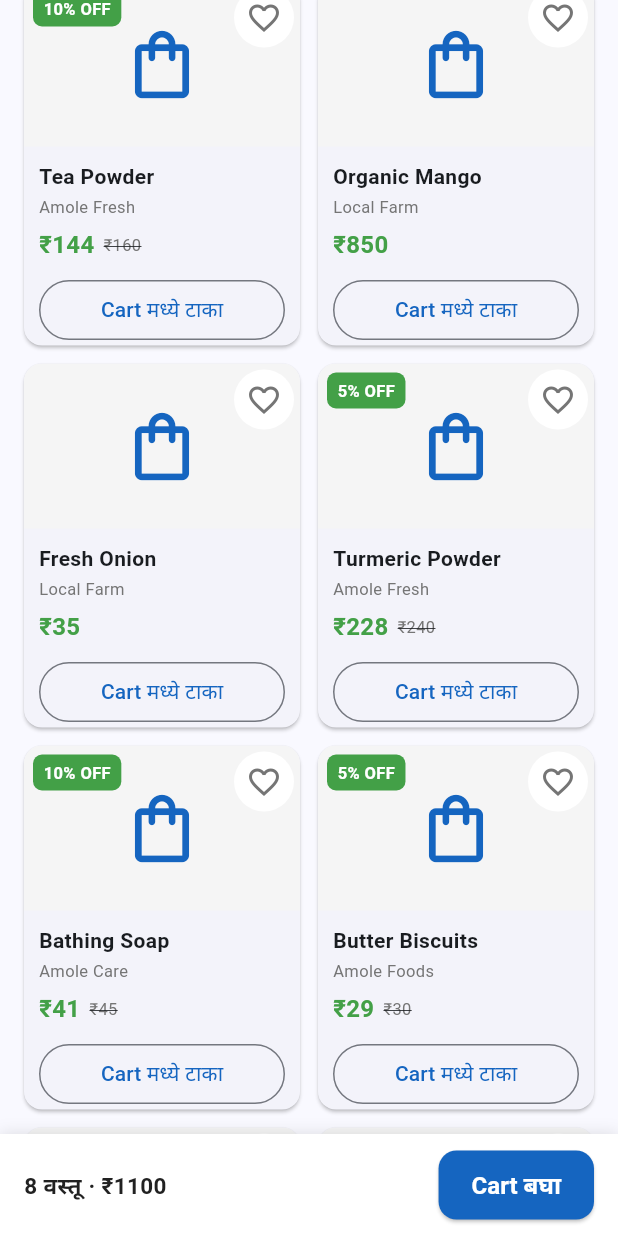
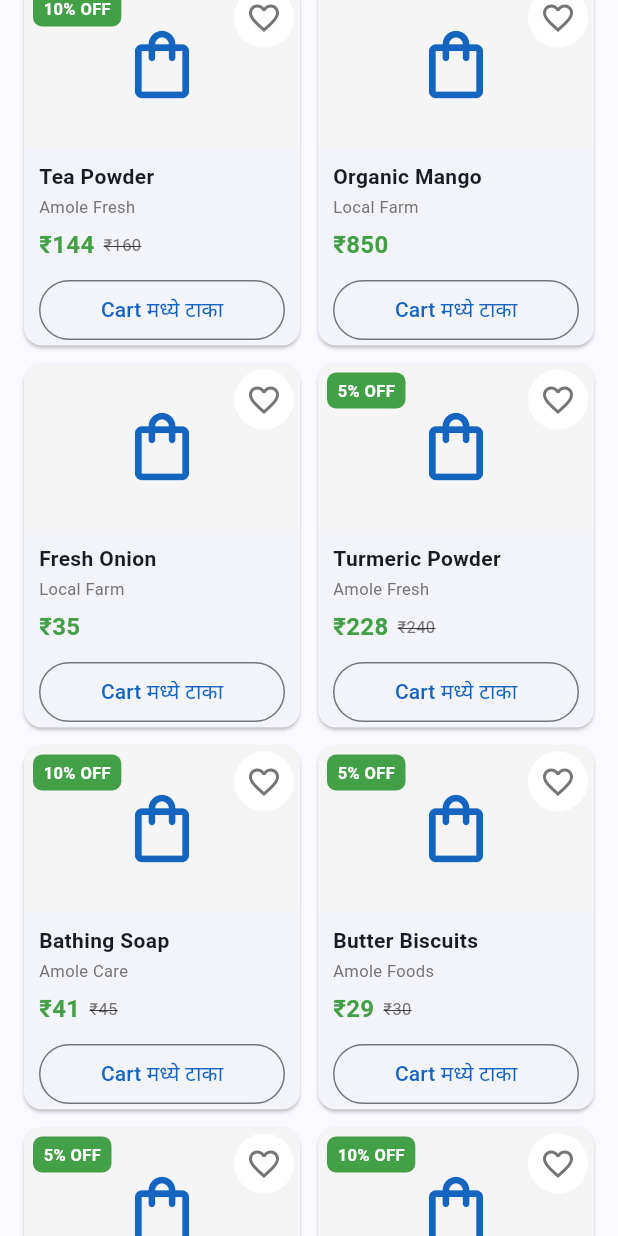
Before and after one commit to amolimpexinternational/amole-app, a Flutter app: the GlobalShoppingHomeScreen screen opened directly, scrolled down 2880 dp, on a phone screen of 412 x 824 dp. Run offline on Flutter 3.47's test engine with Material 3 defaults, Android fonts, the phone set to English and light mode, and no system bars; our stand-ins replace file_picker, geolocator, image_picker, shared_preferences; accounts and stored records are empty.

Commit message:
Update global_shopping_home_screen.dart

```diff
--- a/lib/screens/buyer/global_shopping_home_screen.dart
+++ b/lib/screens/buyer/global_shopping_home_screen.dart
@@ -29,7 +29,6 @@ class _GlobalShoppingHomeScreenState
   String _searchQuery = '';
   String _selectedCategory = 'सर्व';
 
-  // === २० कॅटेगरी (Amazon/Meesho स्टाईल) ===
   final List<Map<String, dynamic>> _categories = [
     {'label': 'सर्व', 'icon': Icons.grid_view_rounded, 'key': 'ALL'},
     {'label': 'फळे व भाजीपाला', 'icon': Icons.eco_outlined, 'key': 'FV'},
@@ -65,7 +64,6 @@ class _GlobalShoppingHomeScreenState
         .where((product) => product.isActive && product.stock > 0)
         .toList();
 
-    // कॅटेगरी फिल्टर
     if (_selectedCategory != 'सर्व') {
       final catKey = _categories.firstWhere(
         (c) => c['label'] == _selectedCategory,
@@ -76,7 +74,6 @@ class _GlobalShoppingHomeScreenState
       }
     }
 
-    // शोध फिल्टर
     final query = _searchQuery.trim().toLowerCase();
     if (query.isNotEmpty) {
       list = list.where((product) {
@@ -143,7 +140,6 @@ class _GlobalShoppingHomeScreenState
     setState(() {});
   }
 
-  // === २० कॅटेगिरी (गोल आयकॉन, Amazon/Meesho स्टाईल) ===
   Widget _buildCategoryBar() {
     return SizedBox(
       height: 95,
@@ -199,52 +195,6 @@ class _GlobalShoppingHomeScreenState
             ),
           );
         },
-      ),
-    );
-  }
-
-  Widget _bottomBar() {
-    final count = BuyerShoppingData.cartCount;
-    if (count == 0) return const SizedBox.shrink();
-    return SafeArea(
-      child: Container(
-        padding: const EdgeInsets.fromLTRB(16, 10, 16, 10),
-        decoration: const BoxDecoration(
-          color: Colors.white,
-          boxShadow: [BoxShadow(color: Colors.black12, blurRadius: 8)],
-        ),
-        child: Row(
-          children: [
-            Expanded(
-              child: Text(
-                '$count वस्तू · ₹${BuyerShoppingData.cartSubtotal.toStringAsFixed(0)}',
-                style: const TextStyle(
-                  fontSize: 15,
-                  fontWeight: FontWeight.bold,
-                  color: AppColors.textDark,
-                ),
-              ),
-            ),
-            ElevatedButton(
-              onPressed: () => Navigator.push(
-                context,
-                MaterialPageRoute(builder: (_) => const CartScreen()),
-              ).then((_) {
-                if (mounted) setState(() {});
-              }),
-              style: ElevatedButton.styleFrom(
-                backgroundColor: AppColors.primaryBlue,
-                foregroundColor: Colors.white,
-                minimumSize: const Size(0, 44),
-                padding: const EdgeInsets.symmetric(horizontal: 22, vertical: 12),
-              ),
-              child: const Text(
-                'Cart बघा',
-                style: TextStyle(fontWeight: FontWeight.bold),
-              ),
-            ),
-          ],
-        ),
       ),
     );
   }
@@ -427,6 +377,8 @@ class _GlobalShoppingHomeScreenState
   }
 
   Widget _buildTopHeader() {
+    final cartCount = BuyerShoppingData.cartCount;
+
     return Container(
       width: double.infinity,
       padding: const EdgeInsets.fromLTRB(8, 10, 4, 10),
@@ -554,7 +506,15 @@ class _GlobalShoppingHomeScreenState
                         );
                       },
                     ),
-                    IconButton(
+                    // === Cart icon + Badge (हिरवा) ===
+                    Badge(
+                      isLabelVisible: cartCount > 0,
+                      label: Text(
+                        cartCount > 99 ? '99+' : '$cartCount',
+                        style: const TextStyle(color: Colors.white, fontSize: 9, fontWeight: FontWeight.bold),
+                      ),
+                      backgroundColor: AppColors.successGreen,
+                      child: IconButton(
                         padding: EdgeInsets.zero,
                         constraints: const BoxConstraints(minWidth: 30, minHeight: 32),
                         visualDensity: VisualDensity.compact,
@@ -569,6 +529,7 @@ class _GlobalShoppingHomeScreenState
                             if (mounted) setState(() {});
                           });
                         },
+                      ),
                     ),
                     IconButton(
                       padding: EdgeInsets.zero,
@@ -634,7 +595,7 @@ class _GlobalShoppingHomeScreenState
     final ratio = (cardW / cardH).clamp(0.5, 1.0).toDouble();
 
     return Scaffold(
-      bottomNavigationBar: _bottomBar(),
+      // === bottomNavigationBar काढून टाकलं ===
       body: SafeArea(
         child: CustomScrollView(
           slivers: [
@@ -645,7 +606,6 @@ class _GlobalShoppingHomeScreenState
                   const SizedBox(height: 8),
                   _buildCategoryBar(),
                   const SizedBox(height: 8),
-                  // === 'आजचे ऑफर' बॅनर काढून 'टॉप ऑफर' स्लायडर टाकला ===
                   const OffersSliderWidget(),
                   const SizedBox(height: 8),
                 ],
```
Lines whose indentation alone changed are shown as unchanged.
